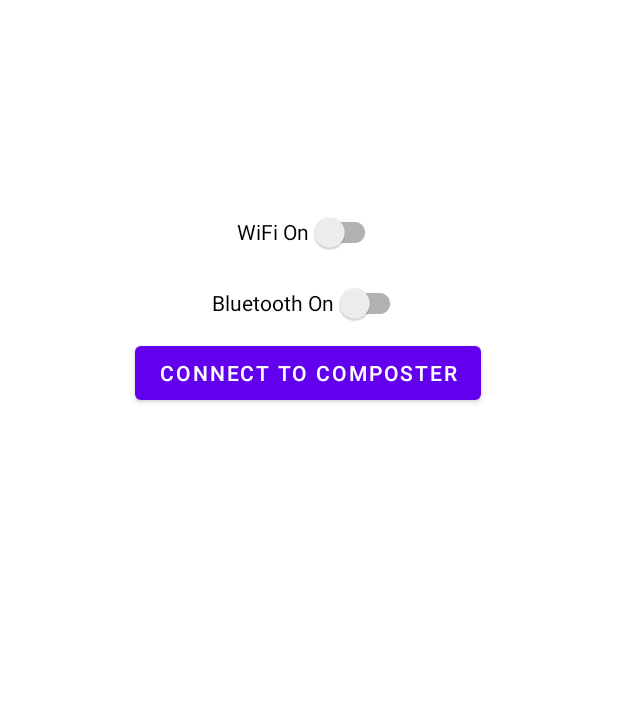
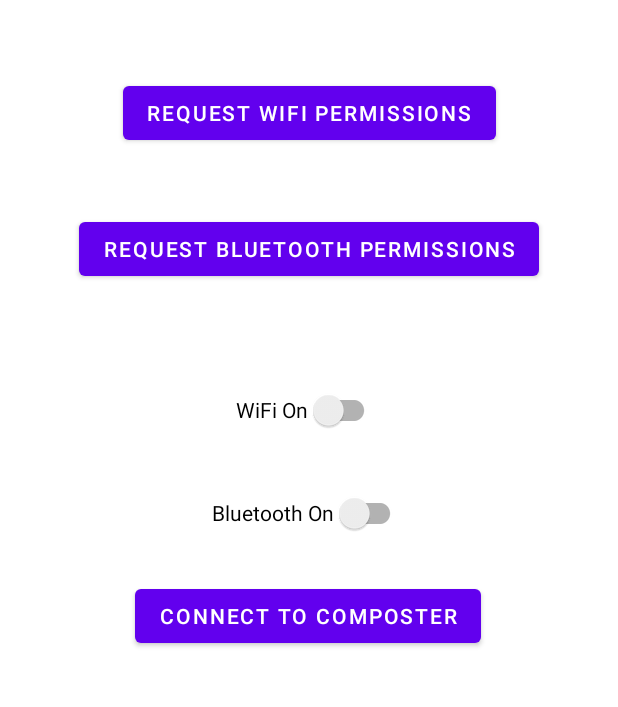
Before and after one commit to hransom528/EDDTumblerComposter, an Android app: the layout activity_main.xml on its own in the app's theme, with its tools: preview values and no code run, on a phone screen of 412 x 824 dp, the part 170-877 px from its top. Run offline under Robolectric (Android 15) with nearby library versions, the phone set to English and light mode, and no system bars.

Commit message:
Debugged BT initialization code and updated UI

```diff
--- a/AndroidApp/app/build.gradle
+++ b/AndroidApp/app/build.gradle
@@ -8,7 +8,7 @@ android {
 
     defaultConfig {
         applicationId "com.commanderhr1.eddtumblercomposter"
-        minSdk 29
+        minSdk 31
         targetSdk 32
         versionCode 1
         versionName "1.0"
--- a/AndroidApp/app/src/main/AndroidManifest.xml
+++ b/AndroidApp/app/src/main/AndroidManifest.xml
@@ -3,7 +3,7 @@
     xmlns:tools="http://schemas.android.com/tools"
     package="com.commanderhr1.eddtumblercomposter">
 
-    <uses-sdk android:minSdkVersion="29"
+    <uses-sdk android:minSdkVersion="31"
         tools:ignore="GradleOverrides" />
 
     <!-- WiFi permissions -->
@@ -15,11 +15,11 @@
     <uses-permission
         android:required="true"
         android:name="android.permission.ACCESS_FINE_LOCATION"/>
+    <uses-permission android:name="android.permission.ACCESS_COARSE_LOCATION"/>
     <uses-permission android:name="android.permission.CHANGE_WIFI_STATE"/>
 
 <application
-        android:allowBackup="true"
-        android:icon="@mipmap/ic_launcher"
+    android:icon="@mipmap/ic_launcher"
         android:label="@string/app_name"
         android:roundIcon="@mipmap/ic_launcher_round"
         android:supportsRtl="true"
--- a/AndroidApp/app/src/main/res/layout/activity_main.xml
+++ b/AndroidApp/app/src/main/res/layout/activity_main.xml
@@ -25,33 +25,55 @@
         android:text="@string/btnConnectText"
         app:layout_constraintBottom_toBottomOf="parent"
         app:layout_constraintEnd_toEndOf="parent"
-        app:layout_constraintHorizontal_bias="0.498"
+        app:layout_constraintHorizontal_bias="0.497"
         app:layout_constraintStart_toStartOf="parent"
-        app:layout_constraintTop_toBottomOf="@+id/txtTitle"
-        app:layout_constraintVertical_bias="0.339" />
+        app:layout_constraintTop_toBottomOf="@+id/swtWifiOn"
+        app:layout_constraintVertical_bias="0.244" />
 
     <androidx.appcompat.widget.SwitchCompat
         android:id="@+id/swtWifiOn"
         android:layout_width="wrap_content"
         android:layout_height="wrap_content"
-        android:layout_marginTop="244dp"
         android:minHeight="48dp"
-        android:text="WiFi On"
-        app:layout_constraintBottom_toTopOf="@+id/btnWifiConnect"
+        android:text="@string/swtWifiOnText"
+        app:layout_constraintBottom_toBottomOf="parent"
         app:layout_constraintEnd_toEndOf="parent"
+        app:layout_constraintHorizontal_bias="0.498"
         app:layout_constraintStart_toStartOf="parent"
         app:layout_constraintTop_toTopOf="parent"
-        app:layout_constraintVertical_bias="0.0" />
+        app:layout_constraintVertical_bias="0.467" />
 
     <androidx.appcompat.widget.SwitchCompat
         android:id="@+id/swtBTOn"
         android:layout_width="wrap_content"
         android:layout_height="wrap_content"
         android:minHeight="48dp"
-        android:text="Bluetooth On"
+        android:text="@string/swtBTOnText"
         app:layout_constraintBottom_toTopOf="@+id/btnWifiConnect"
         app:layout_constraintEnd_toEndOf="parent"
         app:layout_constraintStart_toStartOf="parent"
         app:layout_constraintTop_toBottomOf="@+id/swtWifiOn" />
 
+    <Button
+        android:id="@+id/btnRequestBTPerms"
+        android:layout_width="wrap_content"
+        android:layout_height="wrap_content"
+        android:text="@string/btnRequestBTPermsText"
+        app:layout_constraintBottom_toBottomOf="parent"
+        app:layout_constraintEnd_toEndOf="parent"
+        app:layout_constraintStart_toStartOf="parent"
+        app:layout_constraintTop_toTopOf="parent"
+        app:layout_constraintVertical_bias="0.329" />
+
+    <Button
+        android:id="@+id/btnRequestWifiPerms"
+        android:layout_width="wrap_content"
+        android:layout_height="wrap_content"
+        android:text="@string/btnRequestWifiPermsText"
+        app:layout_constraintBottom_toBottomOf="parent"
+        app:layout_constraintEnd_toEndOf="parent"
+        app:layout_constraintStart_toStartOf="parent"
+        app:layout_constraintTop_toTopOf="parent"
+        app:layout_constraintVertical_bias="0.212" />
+
 </androidx.constraintlayout.widget.ConstraintLayout>
--- a/AndroidApp/app/src/main/res/values/strings.xml
+++ b/AndroidApp/app/src/main/res/values/strings.xml
@@ -2,4 +2,8 @@
     <string name="app_name">EDDTumblerComposter</string>
     <string name="title">EDD Tumbler Composter</string>
     <string name="btnConnectText">Connect to Composter</string>
+    <string name="swtWifiOnText">WiFi On</string>
+    <string name="swtBTOnText">Bluetooth On</string>
+    <string name="btnRequestBTPermsText">Request Bluetooth Permissions</string>
+    <string name="btnRequestWifiPermsText">Request WiFi Permissions</string>
 </resources>
```
Also changed, not shown: AndroidApp/app/src/main/java/com/commanderhr1/eddtumblercomposter/MainActivity.kt (+75 -35 lines).
